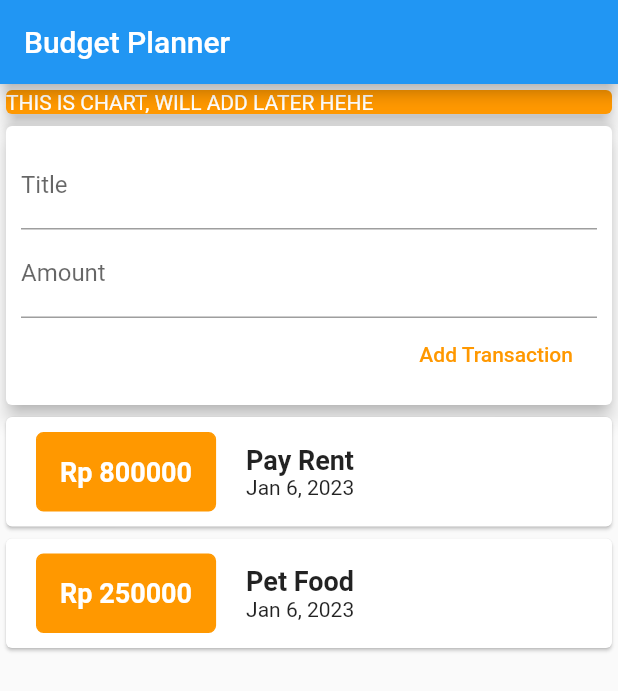
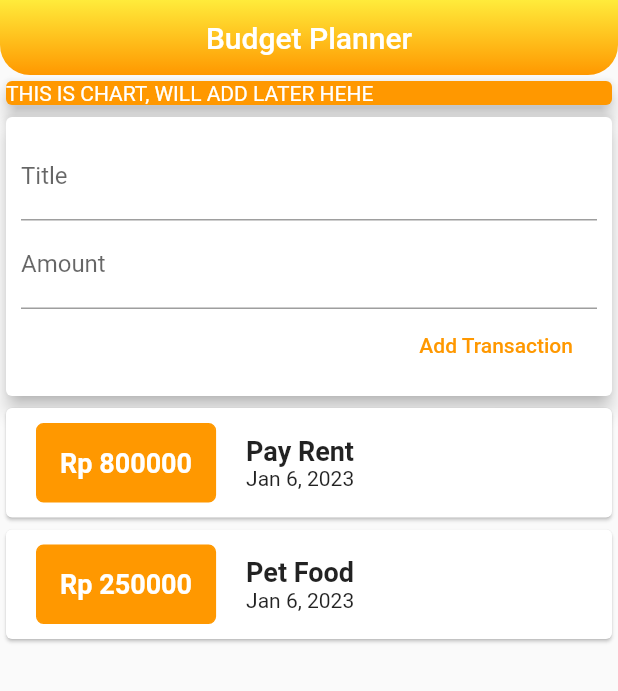
Before and after one commit to indra-182/Budget-Planner-Project, a Flutter app: the screen it shows after launch, on a phone screen of 412 x 824 dp. Shown: the top 691 px of the screen. Run offline on Flutter 3.47's test engine with Material 2 defaults, Android fonts, the phone set to English and light mode, and no system bars.

Commit message:
styling appbar and change input format to number for amount input

```diff
--- a/lib/main.dart
+++ b/lib/main.dart
@@ -18,7 +18,23 @@ class MyHomePage extends StatelessWidget {
   Widget build(BuildContext context) {
     return Scaffold(
       appBar: AppBar(
-        title: Text('Budget Planner'),
+        title: Text("Budget Planner"),
+        brightness: Brightness.dark,
+        backgroundColor: Colors.transparent,
+        elevation: 0.0,
+        toolbarHeight: 50,
+        centerTitle: true,
+        flexibleSpace: Container(
+          decoration: BoxDecoration(
+            borderRadius: BorderRadius.only(
+                bottomLeft: Radius.circular(20),
+                bottomRight: Radius.circular(20)),
+            gradient: LinearGradient(
+                colors: [Colors.orange, Colors.yellow],
+                begin: Alignment.bottomCenter,
+                end: Alignment.topCenter),
+          ),
+        ),
       ),
       body: SingleChildScrollView(
         child: Column(
--- a/lib/widgets/new_transaction.dart
+++ b/lib/widgets/new_transaction.dart
@@ -1,5 +1,6 @@
 import 'package:flutter/material.dart';
 import 'package:expense_tracker_project/widgets/user_transaction.dart';
+import 'package:flutter/services.dart';
 
 class NewTransaction extends StatelessWidget {
   final titleController = TextEditingController();
@@ -20,12 +21,12 @@ class NewTransaction extends StatelessWidget {
             TextField(
               decoration: InputDecoration(labelText: 'Title'),
               controller: titleController,
-              // onChanged: (value) => titleInput = value),
             ),
             TextField(
               decoration: InputDecoration(labelText: 'Amount'),
               controller: amountController,
-              // onChanged: (value) => amountInput = value),
+              keyboardType: TextInputType.number,
+              inputFormatters: [FilteringTextInputFormatter.digitsOnly],
             ),
             FlatButton(
               onPressed: () => addTransaction(
```
